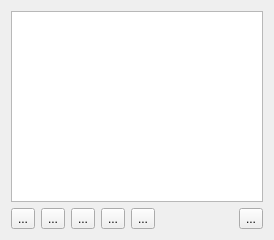
Above: Qt/lib2/serial5/sendbox5/src/ui/bin_widget.ui from RinatB2017/mega_GIT before the change. Below: the same form after it.
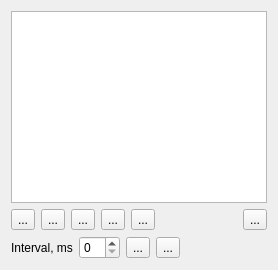
That is the form after the change.

Patch:
```diff
--- a/Qt/lib2/serial5/sendbox5/src/ui/bin_widget.ui
+++ b/Qt/lib2/serial5/sendbox5/src/ui/bin_widget.ui
@@ -2,14 +2,6 @@
 <ui version="4.0">
  <class>Bin_widget</class>
  <widget class="QDialog" name="Bin_widget">
-  <property name="geometry">
-   <rect>
-    <x>0</x>
-    <y>0</y>
-    <width>274</width>
-    <height>240</height>
-   </rect>
-  </property>
   <property name="windowTitle">
    <string>Send command</string>
   </property>
@@ -76,6 +68,47 @@
      </item>
     </layout>
    </item>
+   <item>
+    <layout class="QHBoxLayout" name="auto_send_layout">
+     <item>
+      <widget class="QLabel" name="label">
+       <property name="text">
+        <string>Interval, ms</string>
+       </property>
+      </widget>
+     </item>
+     <item>
+      <widget class="QSpinBox" name="sb_auto"/>
+     </item>
+     <item>
+      <widget class="QToolButton" name="btn_start">
+       <property name="text">
+        <string>...</string>
+       </property>
+      </widget>
+     </item>
+     <item>
+      <widget class="QToolButton" name="btn_stop">
+       <property name="text">
+        <string>...</string>
+       </property>
+      </widget>
+     </item>
+     <item>
+      <spacer name="horizontalSpacer_2">
+       <property name="orientation">
+        <enum>Qt::Horizontal</enum>
+       </property>
+       <property name="sizeHint" stdset="0">
+        <size>
+         <width>40</width>
+         <height>20</height>
+        </size>
+       </property>
+      </spacer>
+     </item>
+    </layout>
+   </item>
   </layout>
  </widget>
  <tabstops>
```
Left out of the diff: 2 changed lines with no effect on the pictures.
